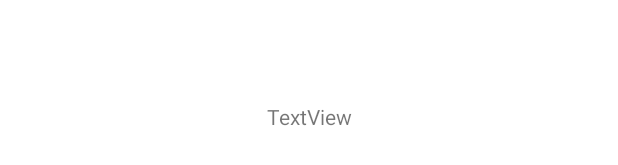
After one commit to jiaoery/MyAndroidKotlin, an Android app: the layout activity_viewmodel.xml on its own in the app's theme, with its tools: preview values and no code run, on a phone screen of 412 x 824 dp. The commit adds this screen. Shown: the part 502-667 px from the top of the screen. Run offline under Robolectric (Android 15) with nearby library versions, the phone set to English and light mode, and no system bars.

Commit message:
ViewModel 数据管理

```diff
--- a/app/src/main/AndroidManifest.xml
+++ b/app/src/main/AndroidManifest.xml
@@ -44,6 +44,10 @@
             android:configChanges="keyboardHidden|orientation"
             android:screenOrientation="portrait"/>
 
+        <activity android:name=".viewmodel.ViewModelAcivity"
+            android:configChanges="keyboardHidden|orientation"
+            android:screenOrientation="portrait"/>
+
 
         <activity android:name=".MainActivity"
             android:configChanges="keyboardHidden|orientation"
--- a/app/src/main/java/com/example/myandroidkotlin/MyApplication.kt
+++ b/app/src/main/java/com/example/myandroidkotlin/MyApplication.kt
@@ -1,9 +1,12 @@
 package com.example.myandroidkotlin
 
 import android.app.Application
+import androidx.activity.viewModels
 import androidx.lifecycle.ProcessLifecycleOwner
 import androidx.navigation.Navigation
 import com.example.myandroidkotlin.lifecycle.ApplicationObserver
+import com.example.myandroidkotlin.viewmodel.MyAndroidViewModel
+import com.example.myandroidkotlin.viewmodel.MyViewModel
 
 /**
  * ClassName: MyApplication<br/>
@@ -19,7 +22,6 @@ class MyApplication :Application() {
     override fun onCreate() {
         super.onCreate()
         initSetting()
-
         ProcessLifecycleOwner.get().lifecycle.addObserver(ApplicationObserver())
     }
 
--- /dev/null
+++ b/app/src/main/res/layout/activity_viewmodel.xml
@@ -0,0 +1,17 @@
+<?xml version="1.0" encoding="utf-8"?>
+<androidx.constraintlayout.widget.ConstraintLayout xmlns:android="http://schemas.android.com/apk/res/android"
+    xmlns:app="http://schemas.android.com/apk/res-auto"
+    xmlns:tools="http://schemas.android.com/tools"
+    android:layout_width="match_parent"
+    android:layout_height="match_parent">
+
+    <TextView
+        android:id="@+id/textView"
+        android:layout_width="wrap_content"
+        android:layout_height="wrap_content"
+        android:text="TextView"
+        app:layout_constraintBottom_toBottomOf="parent"
+        app:layout_constraintEnd_toEndOf="parent"
+        app:layout_constraintStart_toStartOf="parent"
+        app:layout_constraintTop_toTopOf="parent" />
+</androidx.constraintlayout.widget.ConstraintLayout>
--- a/app/src/main/res/values/array_string.xml
+++ b/app/src/main/res/values/array_string.xml
@@ -3,6 +3,7 @@
     <string-array name="main_classes">
         <item>com.example.myandroidkotlin.lifecycle.LifeCycleActivity</item>
         <item>com.example.myandroidkotlin.navigation.NavigationActivity</item>
+        <item>com.example.myandroidkotlin.viewmodel.ViewModelAcivity</item>
         <item>com.example.myandroidkotlin.permissionx.PermissionActivity</item>
         <item>com.example.myandroidkotlin.watermark.WaterMarkActivity</item>
         <item>com.example.myandroidkotlin.customview.TestGuesterRollActivity</item>
--- a/app/src/main/res/values/string_array.xml
+++ b/app/src/main/res/values/string_array.xml
@@ -3,6 +3,7 @@
     <string-array name="main_titles">
         <item>LifeCyle 生命周期</item>
         <item>navigation 导航页</item>
+        <item>viewmodel 数据管理</item>
         <item>permissionX 权限管理</item>
         <item>watermark 水印</item>
         <item>仿华为运动时间选择控件</item>
--- a/app/src/main/res/values/themes.xml
+++ b/app/src/main/res/values/themes.xml
@@ -1,6 +1,6 @@
 <resources xmlns:tools="http://schemas.android.com/tools">
     <!-- Base application theme. -->
-    <style name="Theme.MyAndroidKotlin" parent="Theme.MaterialComponents.DayNight.DarkActionBar">
+    <style name="Theme.MyAndroidKotlin" parent="Theme.MaterialComponents.DayNight.NoActionBar">
         <!-- Primary brand color. -->
         <item name="colorPrimary">@color/purple_500</item>
         <item name="colorPrimaryVariant">@color/purple_700</item>
```
Also changed, not shown: app/src/main/java/com/example/myandroidkotlin/permissionx/PermissionActivity.kt (+29 -5 lines), app/src/main/java/com/example/myandroidkotlin/viewmodel/MyAndroidViewModel.kt (added, +16 -0 lines), app/src/main/java/com/example/myandroidkotlin/viewmodel/MyViewModel.kt (added, +66 -0 lines), app/src/main/java/com/example/myandroidkotlin/viewmodel/User.kt (added, +12 -0 lines), app/src/main/java/com/example/myandroidkotlin/viewmodel/ViewModelAcivity.kt (added, +42 -0 lines), app/src/main/java/com/example/myandroidkotlin/lifecycle/LifeCycleActivity.kt (renamed from app/src/main/java/com/example/myandroidkotlin/lifecycle/LifeCycleActivty.kt).
